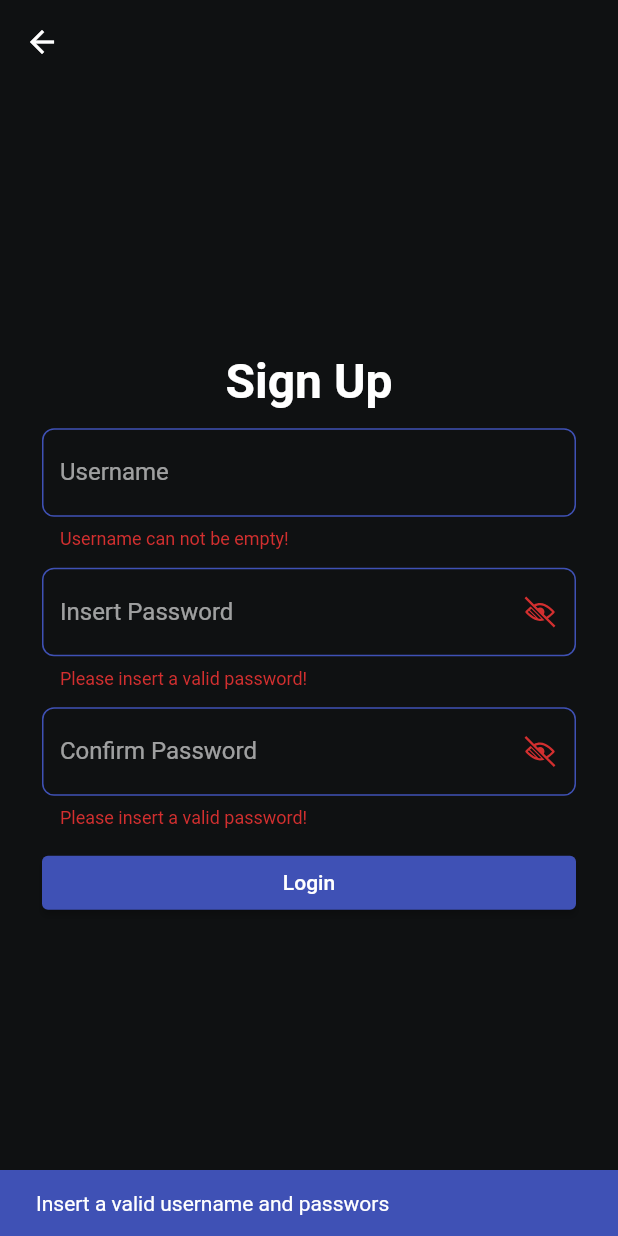
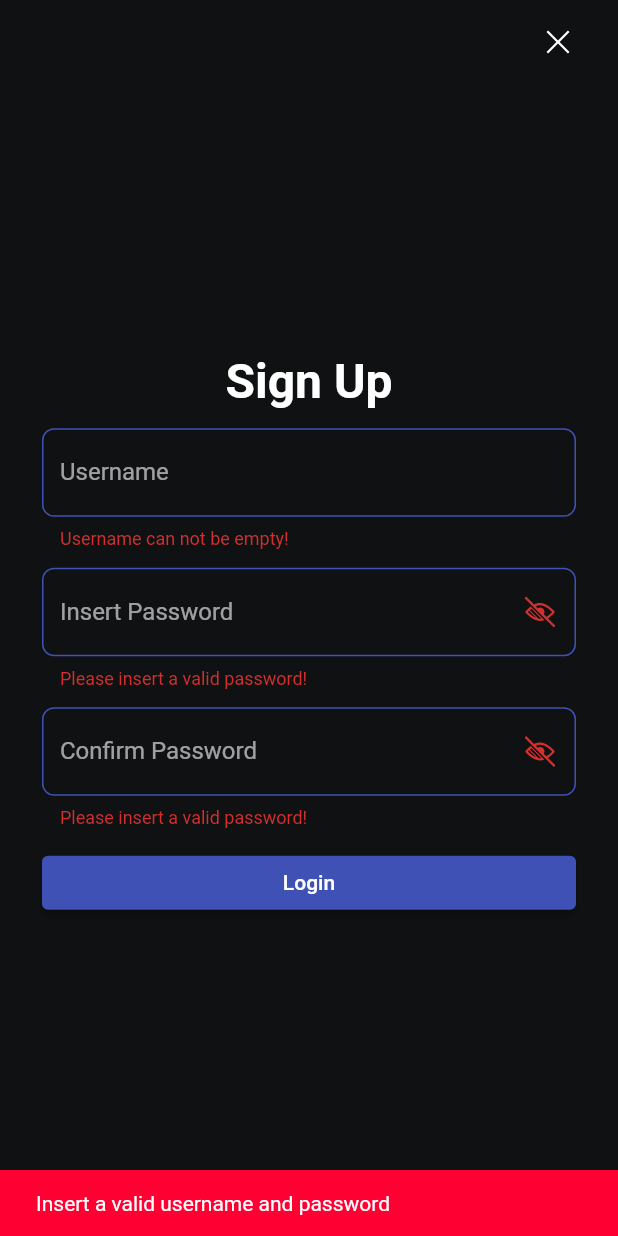
Before and after one commit to ngetech/ngetech-mobile, a Flutter app: the RegisterPage screen opened directly, after a tap on "Login", on a phone screen of 412 x 824 dp. Run offline on Flutter 3.47's test engine with Material 2 defaults, Android fonts, the phone set to English and light mode, and no system bars; our stand-ins replace carousel_slider, google_nav_bar, line_icons, shared_preferences; accounts and stored records are empty.

Commit message:
refactor: styling

```diff
--- a/lib/core/theme/app_theme.dart
+++ b/lib/core/theme/app_theme.dart
@@ -37,6 +37,13 @@ class AppTheme {
               width: 1.0,
             ),
           ),
+          focusedErrorBorder: OutlineInputBorder(
+            borderRadius: BorderRadius.circular(8),
+            borderSide: const BorderSide(
+              color: BaseColors.blue,
+              width: 1.0,
+            ),
+          ),
           errorBorder: OutlineInputBorder(
             borderRadius: BorderRadius.circular(8),
             borderSide: const BorderSide(
--- a/lib/core/theme/base_colors.dart
+++ b/lib/core/theme/base_colors.dart
@@ -3,6 +3,7 @@ import 'package:flutter/material.dart';
 class BaseColors {
   static const Color black = Colors.black;
   static const Color white = Colors.white;
+  static const Color warning = Color(0xFFFF0033);
 
   static const int _bluePrimaryValue = 0xFF3F51B5;
   static const MaterialColor blue = MaterialColor(
--- a/lib/feautures/authentication/presentation/pages/register_page.dart
+++ b/lib/feautures/authentication/presentation/pages/register_page.dart
@@ -32,6 +32,20 @@ class _RegisterPageState extends State<RegisterPage> {
     return Scaffold(
       appBar: AppBar(
         backgroundColor: Colors.transparent,
+        actions: [
+          Padding(
+            padding: const EdgeInsets.only(right: 28),
+            child: GestureDetector(
+              onTap: () {
+                Navigator.pop(context);
+              },
+              child: LineIcon(
+                LineIcons.times,
+              ),
+            ),
+          )
+        ],
+        leading: Container(),
         elevation: 0,
       ),
       body: Padding(
@@ -176,11 +190,11 @@ class _RegisterPageState extends State<RegisterPage> {
                               ));
                               Future.delayed(const Duration(seconds: 4000));
                               Navigator.pop(
-                                  context,
-                                  MaterialPageRoute(
-                                    builder: (context) => const LoginPage(),
-                                  ),
-                                );
+                                context,
+                                MaterialPageRoute(
+                                  builder: (context) => const LoginPage(),
+                                ),
+                              );
                             } else {
                               if (!mounted) return;
                               ScaffoldMessenger.of(context)
@@ -191,18 +205,19 @@ class _RegisterPageState extends State<RegisterPage> {
                                     color: BaseColors.white,
                                   ),
                                 ),
-                                backgroundColor: BaseColors.blue,
+                                backgroundColor: BaseColors.warning,
                               ));
                             }
                           } else {
-                            ScaffoldMessenger.of(context).showSnackBar(const SnackBar(
+                            ScaffoldMessenger.of(context)
+                                .showSnackBar(const SnackBar(
                               content: Text(
-                                'Insert a valid username and passwors',
+                                'Insert a valid username and password',
                                 style: TextStyle(
                                   color: BaseColors.white,
                                 ),
                               ),
-                              backgroundColor: BaseColors.blue,
+                              backgroundColor: BaseColors.warning,
                             ));
                           }
                         },
```
Also changed, not shown: lib/feautures/authentication/presentation/pages/login_page.dart (+15 -1 lines).
